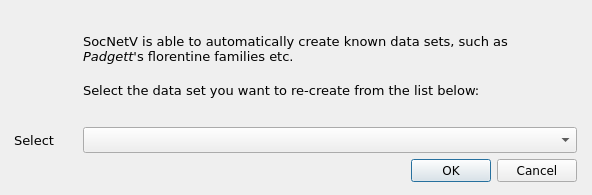
The window that src/forms/datasetselectdialog.ui (socnetv/app) describes before a commit, drawn with Qt 5.
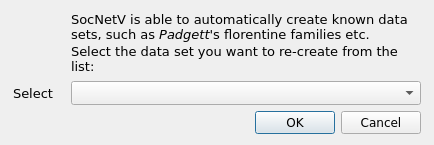
The same window after the commit. Icons and pictures are not drawn.

Commit message: fixed fonts/geometry in dialogs

The edit to the form file:
```diff
--- a/src/forms/datasetselectdialog.ui
+++ b/src/forms/datasetselectdialog.ui
@@ -9,8 +9,8 @@
    <rect>
     <x>0</x>
     <y>0</y>
-    <width>592</width>
-    <height>195</height>
+    <width>434</width>
+    <height>145</height>
    </rect>
   </property>
   <property name="maximumSize">
@@ -27,18 +27,18 @@
     <widget class="QLabel" name="description_image">
      <property name="minimumSize">
       <size>
-       <width>60</width>
-       <height>70</height>
+       <width>40</width>
+       <height>40</height>
       </size>
      </property>
      <property name="maximumSize">
       <size>
-       <width>32</width>
-       <height>110</height>
+       <width>50</width>
+       <height>50</height>
       </size>
      </property>
      <property name="text">
-      <string>&lt;html&gt;&lt;head/&gt;&lt;body&gt;&lt;p&gt;&lt;img src=&quot;:/images/socnetv-32px.png&quot;/&gt;&lt;/p&gt;&lt;/body&gt;&lt;/html&gt;</string>
+      <string>&lt;html&gt;&lt;head/&gt;&lt;body&gt;&lt;p&gt;&lt;img width=&quot;40&quot; height=&quot;40&quot;  src=&quot;:/images/socnetv-32px.png&quot;/&gt;&lt;/p&gt;&lt;/body&gt;&lt;/html&gt;</string>
      </property>
      <property name="textFormat">
       <enum>Qt::RichText</enum>
@@ -58,8 +58,8 @@
      </property>
      <property name="minimumSize">
       <size>
-       <width>450</width>
-       <height>70</height>
+       <width>350</width>
+       <height>40</height>
       </size>
      </property>
      <property name="maximumSize">
@@ -78,10 +78,9 @@
       <string>&lt;!DOCTYPE HTML PUBLIC &quot;-//W3C//DTD HTML 4.0//EN&quot; &quot;http://www.w3.org/TR/REC-html40/strict.dtd&quot;&gt;
 &lt;html&gt;&lt;head&gt;&lt;meta name=&quot;qrichtext&quot; content=&quot;1&quot; /&gt;&lt;style type=&quot;text/css&quot;&gt;
 p, li { white-space: pre-wrap; }
-&lt;/style&gt;&lt;/head&gt;&lt;body style=&quot; font-family:'Sans Serif'; font-size:11pt; font-weight:400; font-style:normal;&quot;&gt;
-&lt;p style=&quot; margin-top:0px; margin-bottom:0px; margin-left:0px; margin-right:0px; -qt-block-indent:0; text-indent:0px;&quot;&gt;&lt;span style=&quot; font-family:'DejaVu Sans'; font-size:10pt;&quot;&gt;SocNetV is able to automatically create known data sets, such as &lt;/span&gt;&lt;span style=&quot; font-family:'DejaVu Sans'; font-size:10pt; font-style:italic;&quot;&gt;Padgett&lt;/span&gt;&lt;span style=&quot; font-family:'DejaVu Sans'; font-size:10pt;&quot;&gt;'s florentine families etc. &lt;/span&gt;&lt;/p&gt;
-&lt;p style=&quot;-qt-paragraph-type:empty; margin-top:0px; margin-bottom:0px; margin-left:0px; margin-right:0px; -qt-block-indent:0; text-indent:0px; font-family:'DejaVu Sans'; font-size:10pt;&quot;&gt;&lt;br /&gt;&lt;/p&gt;
-&lt;p style=&quot; margin-top:0px; margin-bottom:0px; margin-left:0px; margin-right:0px; -qt-block-indent:0; text-indent:0px;&quot;&gt;&lt;span style=&quot; font-family:'DejaVu Sans'; font-size:10pt;&quot;&gt;Select the data set you want to re-create from the list below: &lt;/span&gt;&lt;/p&gt;&lt;/body&gt;&lt;/html&gt;</string>
+&lt;/style&gt;&lt;/head&gt;&lt;body style=&quot; font-family:'DejaVu Sans'; font-size:11pt; font-weight:400; font-style:normal;&quot;&gt;
+&lt;p style=&quot; margin-top:0px; margin-bottom:0px; margin-left:0px; margin-right:0px; -qt-block-indent:0; text-indent:0px;&quot;&gt;&lt;span style=&quot; font-size:10pt;&quot;&gt;SocNetV is able to automatically create known data sets, such as &lt;/span&gt;&lt;span style=&quot; font-size:10pt; font-style:italic;&quot;&gt;Padgett&lt;/span&gt;&lt;span style=&quot; font-size:10pt;&quot;&gt;'s florentine families etc. &lt;/span&gt;&lt;/p&gt;
+&lt;p style=&quot; margin-top:0px; margin-bottom:0px; margin-left:0px; margin-right:0px; -qt-block-indent:0; text-indent:0px;&quot;&gt;&lt;span style=&quot; font-size:10pt;&quot;&gt;Select the data set you want to re-create from the list: &lt;/span&gt;&lt;/p&gt;&lt;/body&gt;&lt;/html&gt;</string>
      </property>
      <property name="textFormat">
       <enum>Qt::RichText</enum>
@@ -111,13 +110,13 @@
      </property>
      <property name="minimumSize">
       <size>
-       <width>494</width>
+       <width>300</width>
        <height>20</height>
       </size>
      </property>
      <property name="font">
       <font>
-       <family>Sans Serif</family>
+       <family>DejaVu Sans</family>
        <pointsize>10</pointsize>
       </font>
      </property>
```
The commit also changes 6 other files.
